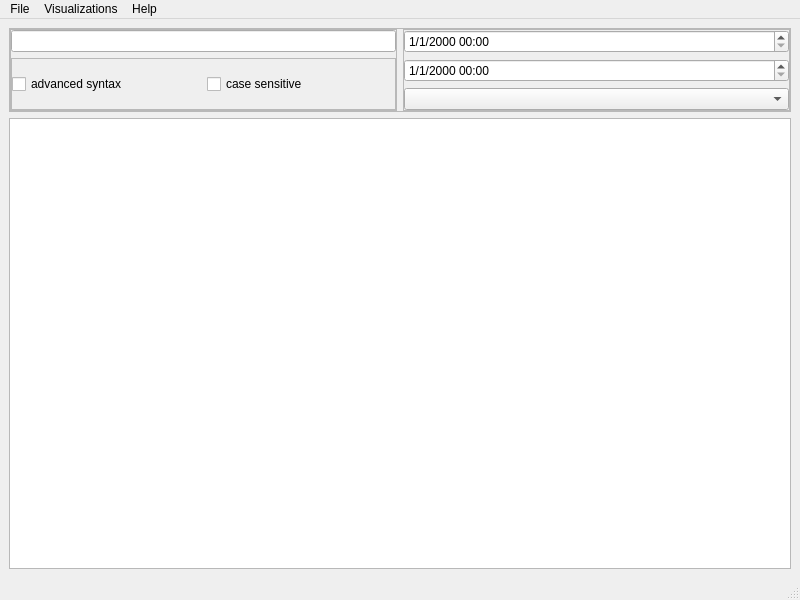
First picture: the form in src/analyzer/qtanalyzerwindow.ui, repository loganek/workertracker, before the edit.
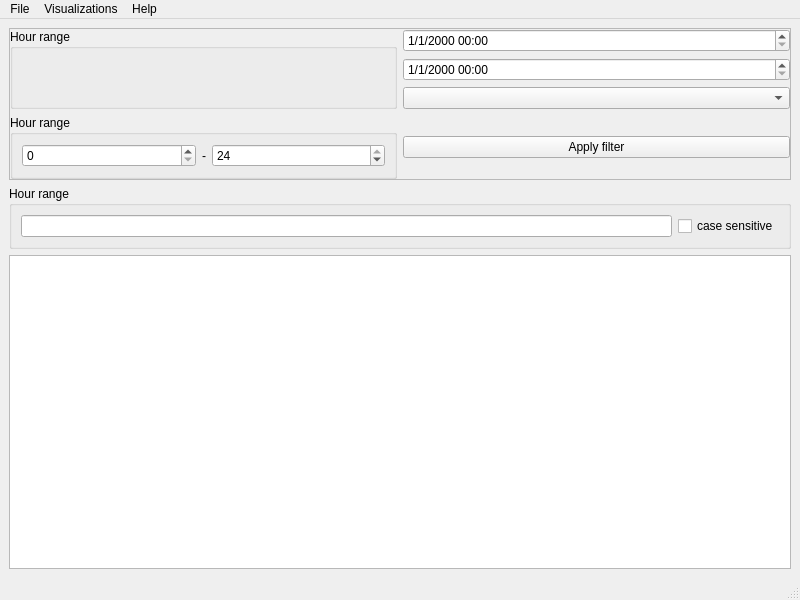
Second picture: the form after the edit.

```diff
--- a/src/analyzer/qtanalyzerwindow.ui
+++ b/src/analyzer/qtanalyzerwindow.ui
@@ -23,7 +23,7 @@
       <property name="frameShadow">
        <enum>QFrame::Raised</enum>
       </property>
-      <layout class="QHBoxLayout" name="horizontalLayout_2">
+      <layout class="QGridLayout" name="gridLayout">
        <property name="leftMargin">
         <number>0</number>
        </property>
@@ -36,141 +36,113 @@
        <property name="bottomMargin">
         <number>0</number>
        </property>
-       <item>
-        <widget class="QFrame" name="frame_3">
+       <item row="1" column="1">
+        <widget class="QDateTimeEdit" name="fromDateTimeEdit">
          <property name="sizePolicy">
-          <sizepolicy hsizetype="Expanding" vsizetype="Preferred">
+          <sizepolicy hsizetype="Preferred" vsizetype="Fixed">
            <horstretch>0</horstretch>
            <verstretch>0</verstretch>
           </sizepolicy>
          </property>
-         <property name="frameShape">
-          <enum>QFrame::StyledPanel</enum>
+         <property name="displayFormat">
+          <string>d/M/yyyy HH:mm</string>
          </property>
-         <property name="frameShadow">
-          <enum>QFrame::Raised</enum>
+        </widget>
+       </item>
+       <item row="0" column="1">
+        <widget class="QDateTimeEdit" name="toDateTimeEdit">
+         <property name="displayFormat">
+          <string>d/M/yyyy HH:mm</string>
          </property>
-         <layout class="QVBoxLayout" name="verticalLayout_2">
-          <property name="leftMargin">
-           <number>0</number>
-          </property>
-          <property name="topMargin">
-           <number>0</number>
-          </property>
-          <property name="rightMargin">
-           <number>0</number>
-          </property>
-          <property name="bottomMargin">
-           <number>0</number>
-          </property>
+        </widget>
+       </item>
+       <item row="2" column="1">
+        <widget class="QComboBox" name="dateSelectorComboBox"/>
+       </item>
+       <item row="3" column="1">
+        <widget class="QPushButton" name="applyFilterButton">
+         <property name="text">
+          <string>Apply filter</string>
+         </property>
+        </widget>
+       </item>
+       <item row="3" column="0">
+        <widget class="QGroupBox" name="groupBox_2">
+         <property name="title">
+          <string>Hour range</string>
+         </property>
+         <layout class="QHBoxLayout" name="horizontalLayout">
           <item>
-           <widget class="QLineEdit" name="searchText">
+           <widget class="QSpinBox" name="fromHourSpinBox">
+            <property name="maximum">
+             <number>24</number>
+            </property>
+           </widget>
+          </item>
+          <item>
+           <widget class="QLabel" name="label">
             <property name="sizePolicy">
-             <sizepolicy hsizetype="Expanding" vsizetype="Fixed">
+             <sizepolicy hsizetype="Maximum" vsizetype="Preferred">
               <horstretch>0</horstretch>
               <verstretch>0</verstretch>
              </sizepolicy>
             </property>
+            <property name="text">
+             <string>-</string>
+            </property>
            </widget>
           </item>
           <item>
-           <widget class="QFrame" name="frame_4">
-            <property name="frameShape">
-             <enum>QFrame::StyledPanel</enum>
+           <widget class="QSpinBox" name="toHourSpinBox">
+            <property name="maximum">
+             <number>24</number>
             </property>
-            <property name="frameShadow">
-             <enum>QFrame::Raised</enum>
+            <property name="value">
+             <number>24</number>
             </property>
-            <layout class="QHBoxLayout" name="horizontalLayout">
-             <property name="leftMargin">
-              <number>0</number>
-             </property>
-             <property name="topMargin">
-              <number>0</number>
-             </property>
-             <property name="rightMargin">
-              <number>0</number>
-             </property>
-             <property name="bottomMargin">
-              <number>0</number>
-             </property>
-             <item>
-              <widget class="QCheckBox" name="checkBox">
-               <property name="text">
-                <string>advanced syntax</string>
-               </property>
-              </widget>
-             </item>
-             <item>
-              <widget class="QCheckBox" name="caseSensitiveCheckBox">
-               <property name="sizePolicy">
-                <sizepolicy hsizetype="Minimum" vsizetype="Fixed">
-                 <horstretch>0</horstretch>
-                 <verstretch>0</verstretch>
-                </sizepolicy>
-               </property>
-               <property name="text">
-                <string>case sensitive</string>
-               </property>
-              </widget>
-             </item>
-            </layout>
            </widget>
           </item>
          </layout>
         </widget>
        </item>
+       <item row="0" column="0" rowspan="3">
+        <widget class="QGroupBox" name="weekDaysGroupBox">
+         <property name="title">
+          <string>Hour range</string>
+         </property>
+         <layout class="QGridLayout" name="gridLayout_2"/>
+        </widget>
+       </item>
+      </layout>
+     </widget>
+    </item>
+    <item>
+     <widget class="QGroupBox" name="groupBox">
+      <property name="title">
+       <string>Hour range</string>
+      </property>
+      <layout class="QHBoxLayout" name="horizontalLayout_3">
        <item>
-        <widget class="QFrame" name="frame">
+        <widget class="QLineEdit" name="searchText">
          <property name="sizePolicy">
-          <sizepolicy hsizetype="MinimumExpanding" vsizetype="Preferred">
+          <sizepolicy hsizetype="Expanding" vsizetype="Fixed">
            <horstretch>0</horstretch>
            <verstretch>0</verstretch>
           </sizepolicy>
          </property>
-         <property name="frameShape">
-          <enum>QFrame::StyledPanel</enum>
+        </widget>
+       </item>
+       <item>
+        <widget class="QCheckBox" name="caseSensitiveCheckBox">
+         <property name="sizePolicy">
+          <sizepolicy hsizetype="Minimum" vsizetype="Fixed">
+           <horstretch>0</horstretch>
+           <verstretch>0</verstretch>
+          </sizepolicy>
          </property>
-         <property name="frameShadow">
-          <enum>QFrame::Raised</enum>
+         <property name="text">
+          <string>case sensitive</string>
          </property>
-         <layout class="QVBoxLayout" name="verticalLayout_3">
-          <property name="leftMargin">
-           <number>0</number>
-          </property>
-          <property name="topMargin">
-           <number>0</number>
-          </property>
-          <property name="rightMargin">
-           <number>0</number>
-          </property>
-          <property name="bottomMargin">
-           <number>0</number>
-          </property>
-          <item>
-           <widget class="QDateTimeEdit" name="fromDateTimeEdit">
-            <property name="sizePolicy">
-             <sizepolicy hsizetype="MinimumExpanding" vsizetype="Fixed">
-              <horstretch>0</horstretch>
-              <verstretch>0</verstretch>
-             </sizepolicy>
-            </property>
-            <property name="displayFormat">
-             <string>d/M/yyyy HH:mm</string>
-            </property>
-           </widget>
-          </item>
-          <item>
-           <widget class="QDateTimeEdit" name="toDateTimeEdit">
-            <property name="displayFormat">
-             <string>d/M/yyyy HH:mm</string>
-            </property>
-           </widget>
-          </item>
-          <item>
-           <widget class="QComboBox" name="dateSelectorComboBox"/>
-          </item>
-         </layout>
         </widget>
        </item>
       </layout>
```
